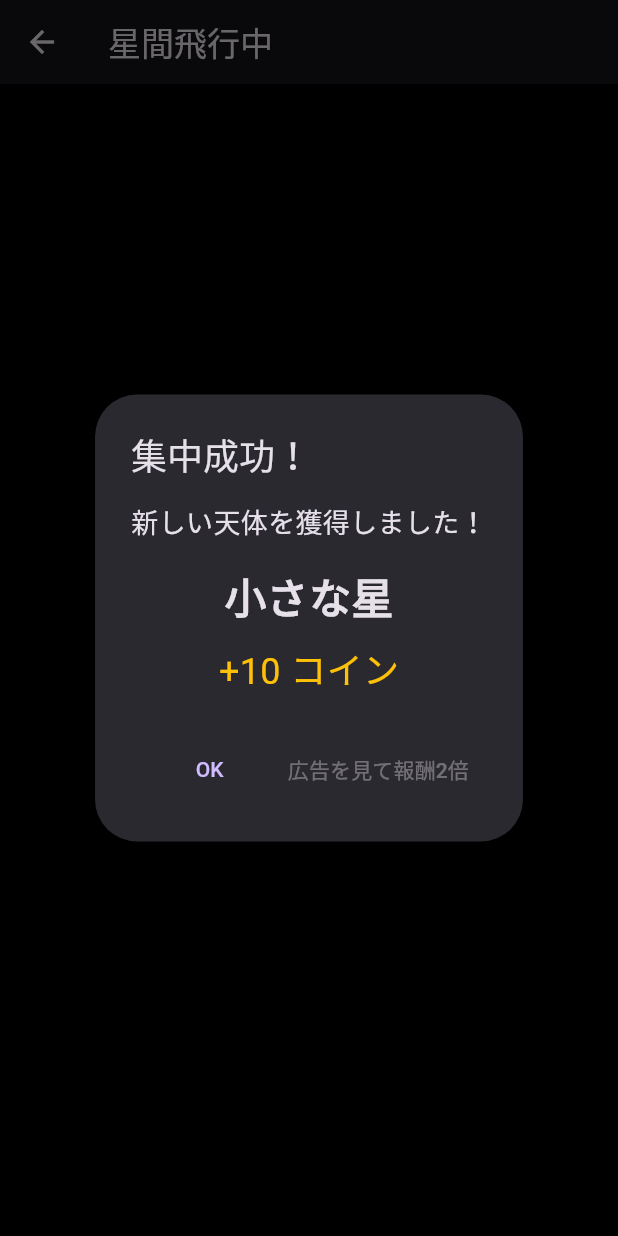
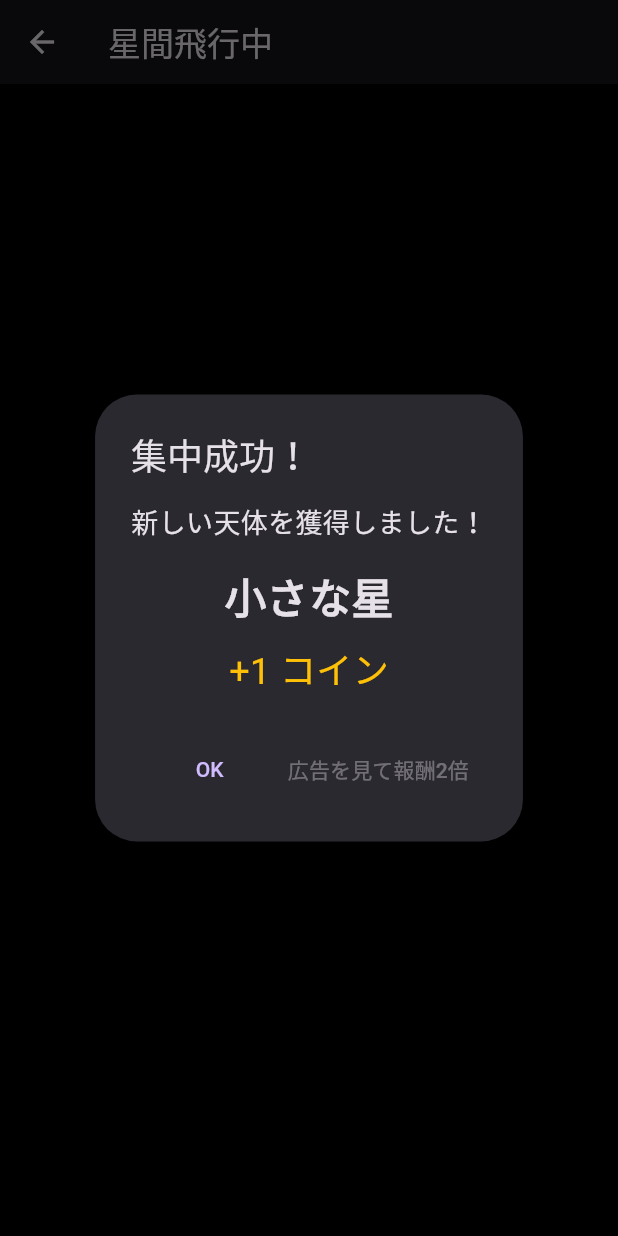
Before and after one commit to siokaze0728-spec/cosmic-focus-app, a Flutter app: the FocusScreen screen opened directly with empty values, on a phone screen of 412 x 824 dp. Run offline on Flutter 3.47's test engine with Material 3 defaults, Android fonts, the phone set to English and light mode, and no system bars; our stand-ins replace audioplayers, flutter_riverpod, google_mobile_ads, hive, hive_flutter, table_calendar; accounts and stored records are empty.

Commit message:
Add five minute focus selection and long focus bonuses

```diff
--- a/lib/screens/focus_screen.dart
+++ b/lib/screens/focus_screen.dart
@@ -197,29 +197,62 @@ class _FocusScreenState extends State<FocusScreen>
     }
   }
 
-  int rewardCoins() {
+  int baseRewardCoins() {
     switch (widget.minute) {
       case 15:
         return 10;
 
       case 30:
-        return 20;
+        return 30;
 
       case 45:
-        return 35;
+        return 60;
 
       case 60:
-        return 50;
+        return 100;
 
       case 120:
-        return 120;
+        return 250;
 
       case 240:
-        return 300;
+        return 600;
 
       default:
-        return 10;
+        return max(1, (widget.minute * 10 / 15).round());
     }
+  }
+
+  int longFocusBonusPercent() {
+    final minutes = widget.minute;
+
+    if (minutes >= 240) {
+      return 100;
+    }
+
+    if (minutes >= 120) {
+      return 50;
+    }
+
+    if (minutes >= 60) {
+      return 20;
+    }
+
+    if (minutes >= 45) {
+      return 10;
+    }
+
+    if (minutes >= 30) {
+      return 5;
+    }
+
+    return 0;
+  }
+
+  int rewardCoins() {
+    final baseCoins = baseRewardCoins();
+    final bonusPercent = longFocusBonusPercent();
+
+    return (baseCoins * (100 + bonusPercent) / 100).round();
   }
 
   String rewardName() {
@@ -343,6 +376,7 @@ class _FocusScreenState extends State<FocusScreen>
     final beforeRank = GameStorage.getRankByMinutes(beforeTotal);
     final earnedObjectType = rewardType();
     final earnedCoins = rewardCoins();
+    final bonusPercent = longFocusBonusPercent();
     final endedAt = DateTime.now();
 
     GameStorage.addObject(earnedObjectType);
@@ -423,6 +457,17 @@ class _FocusScreenState extends State<FocusScreen>
                 color: Colors.amber,
               ),
             ),
+            if (bonusPercent > 0) ...[
+              const SizedBox(height: 8),
+              Text(
+                "長時間ボーナス +$bonusPercent%",
+                style: const TextStyle(
+                  fontSize: 16,
+                  color: Colors.orangeAccent,
+                  fontWeight: FontWeight.bold,
+                ),
+              ),
+            ],
             if (isRankUp) ...[
               const SizedBox(height: 16),
               const Text(
```
Also changed, not shown: lib/screens/focus_select_screen.dart (+9 -8 lines), lib/screens/universe_screen.dart (+106 -0 lines).
